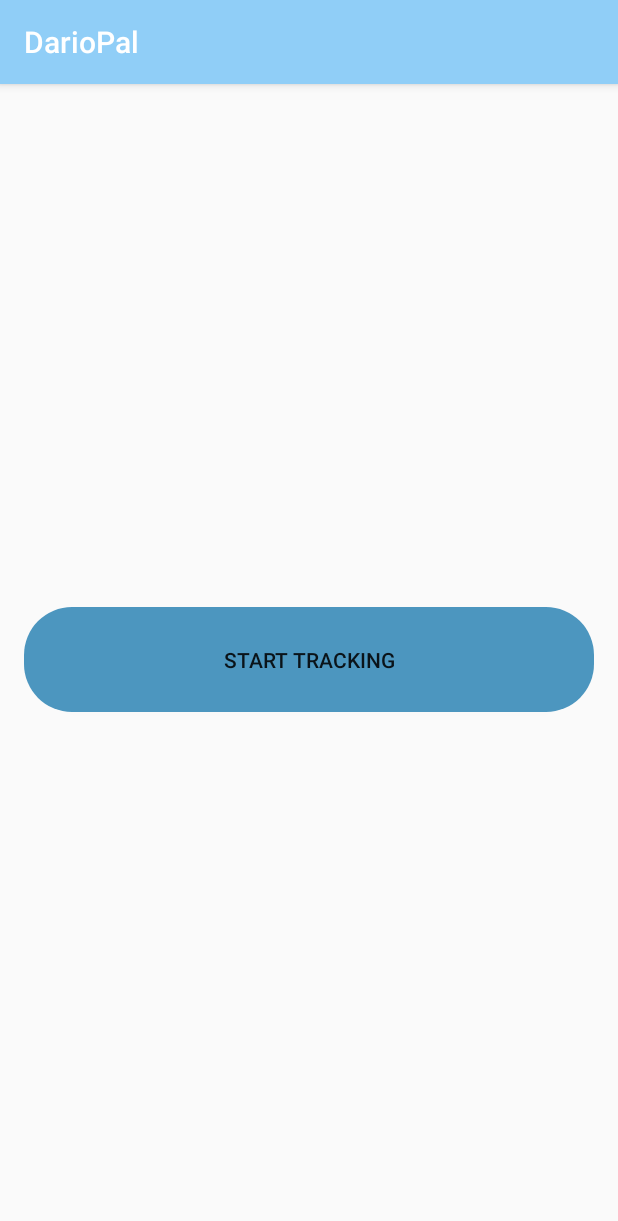
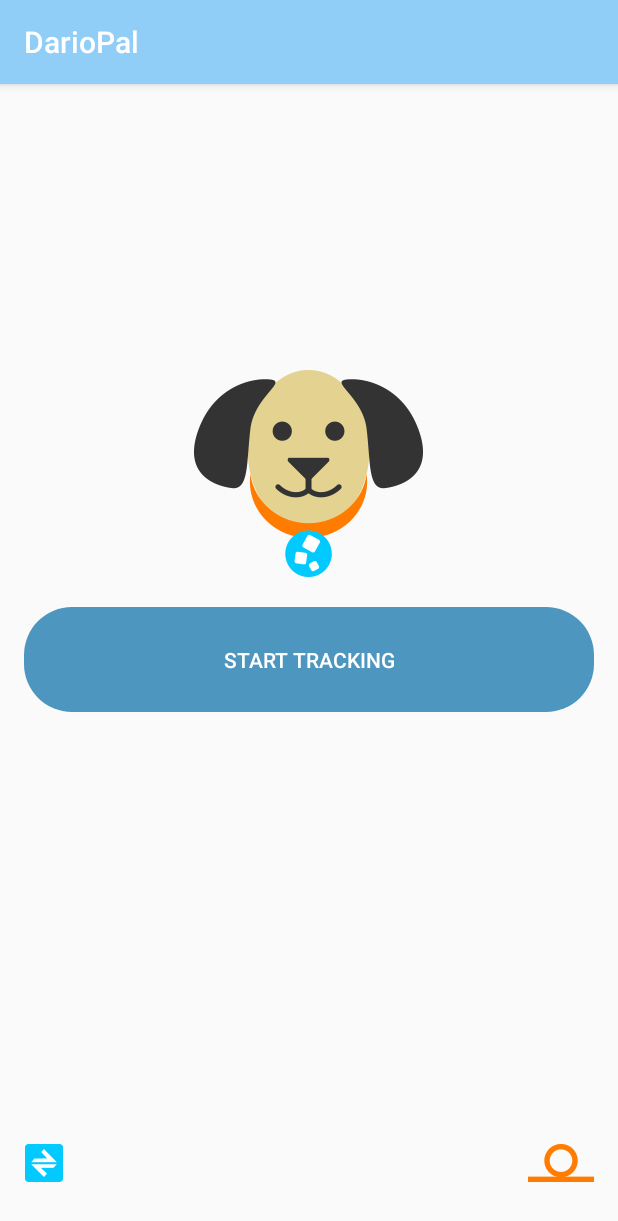
Before and after one commit to mario-dario/android, an Android app: the screen it shows after launch (MainActivity), on a phone screen of 412 x 824 dp. Shown: the top 1221 px of the screen. Run offline under Robolectric (Android 15) with nearby library versions, the phone set to English and light mode, and no system bars; libraries missing offline, so code that uses them is left out: com.neura.sdk, com.neura.standalonesdk, com.orm; 8 statements that could not run were skipped.

Commit message:
SCREEN READY

```diff
--- a/app/src/main/java/com/development/dariopal/MainActivity.java
+++ b/app/src/main/java/com/development/dariopal/MainActivity.java
@@ -9,6 +9,7 @@ import android.support.v7.app.AppCompatActivity;
 import android.util.Log;
 import android.view.View;
 import android.widget.Button;
+import android.widget.ImageView;
 import android.widget.Toast;
 
 import com.development.dariopal.neura_manager.NeuraEventConstants;
@@ -28,6 +29,9 @@ public class MainActivity extends AppCompatActivity implements View.OnClickListe
 
     Button btnStartTrackingService;
     Button btnStopTrackingService;
+    ImageView imgMain;
+    ImageView imgBotomRight;
+    ImageView imgBottomLeft;
 
     private Intent darioServiceIntent;
 
@@ -71,6 +75,9 @@ public class MainActivity extends AppCompatActivity implements View.OnClickListe
     private void bindViews() {
         btnStartTrackingService = (Button)findViewById(R.id.btnStartTrackingService);
         btnStopTrackingService = (Button)findViewById(R.id.btnStopTrackingService);
+        imgMain = (ImageView)findViewById(R.id.main_image);
+        imgBotomRight = (ImageView)findViewById(R.id.right_bottom_image);
+        imgBottomLeft = (ImageView)findViewById(R.id.left_bottom_image);
     }
 
     private void updateVisibility() {
@@ -82,11 +89,13 @@ public class MainActivity extends AppCompatActivity implements View.OnClickListe
     }
 
     private void showStartScreen() {
+        imgMain.setImageResource(R.drawable.off);
         btnStartTrackingService.setVisibility(View.VISIBLE);
         btnStopTrackingService.setVisibility(View.INVISIBLE);
     }
 
     private void showStopScreen() {
+        imgMain.setImageResource(R.drawable.on);
         btnStartTrackingService.setVisibility(View.INVISIBLE);
         btnStopTrackingService.setVisibility(View.VISIBLE);
     }
--- a/app/src/main/res/layout/activity_main.xml
+++ b/app/src/main/res/layout/activity_main.xml
@@ -9,11 +9,20 @@
     android:paddingTop="@dimen/activity_vertical_margin"
     tools:context="com.development.dariopal.MainActivity">
 
+    <ImageView
+        android:layout_width="wrap_content"
+        android:layout_height="wrap_content"
+        android:id="@+id/main_image"
+        android:layout_centerHorizontal="true"
+        android:layout_marginBottom="20dp"
+        android:layout_above="@+id/btnStartTrackingService"/>
+
     <Button
         android:id="@+id/btnStartTrackingService"
         android:layout_width="match_parent"
         android:layout_height="wrap_content"
         android:layout_centerInParent="true"
+        android:textColor="@android:color/white"
         android:background="@drawable/follow_me_btn_blue"
         android:text="@string/btn_label_start_tracking"
         android:visibility="invisible" />
@@ -23,8 +32,29 @@
         android:layout_width="match_parent"
         android:layout_height="wrap_content"
         android:layout_centerInParent="true"
+        android:textColor="@android:color/white"
         android:background="@drawable/follow_me_btn_orange"
         android:text="@string/btn_label_stop_tracking"
         android:visibility="invisible" />
 
+    <ImageView
+        android:layout_width="wrap_content"
+        android:src="@drawable/neorologo"
+        android:layout_height="wrap_content"
+        android:id="@+id/left_bottom_image"
+        android:layout_marginBottom="20dp"
+        android:layout_alignParentBottom="true"
+        android:layout_alignParentStart="true"
+        android:layout_above="@+id/btnStartTrackingService"/>
+
+    <ImageView
+        android:layout_width="wrap_content"
+        android:src="@drawable/dariologo"
+        android:layout_height="wrap_content"
+        android:id="@+id/right_bottom_image"
+        android:layout_marginBottom="20dp"
+        android:layout_alignParentBottom="true"
+        android:layout_alignParentEnd="true"
+        android:layout_above="@+id/btnStartTrackingService"/>
+
 </RelativeLayout>
```
Also changed, not shown: app/src/main/res/drawable-hdpi/dariologo.png (added), app/src/main/res/drawable-hdpi/neorologo.png (added), app/src/main/res/drawable-hdpi/off.png (added), app/src/main/res/drawable-hdpi/on.png (added), app/src/main/res/drawable-xhdpi/dariologo.png (added), app/src/main/res/drawable-xhdpi/neorologo.png (added), app/src/main/res/drawable-xhdpi/off.png (added), app/src/main/res/drawable-xhdpi/on.png (added), app/src/main/res/drawable-xxhdpi/dariologo.png (added), app/src/main/res/drawable-xxhdpi/neorologo.png (added), app/src/main/res/drawable-xxhdpi/off.png (added), app/src/main/res/drawable-xxhdpi/on.png (added), app/src/main/res/drawable-xxxhdpi/dariologo.png (added), app/src/main/res/drawable-xxxhdpi/neorologo.png (added), 2 more files.
